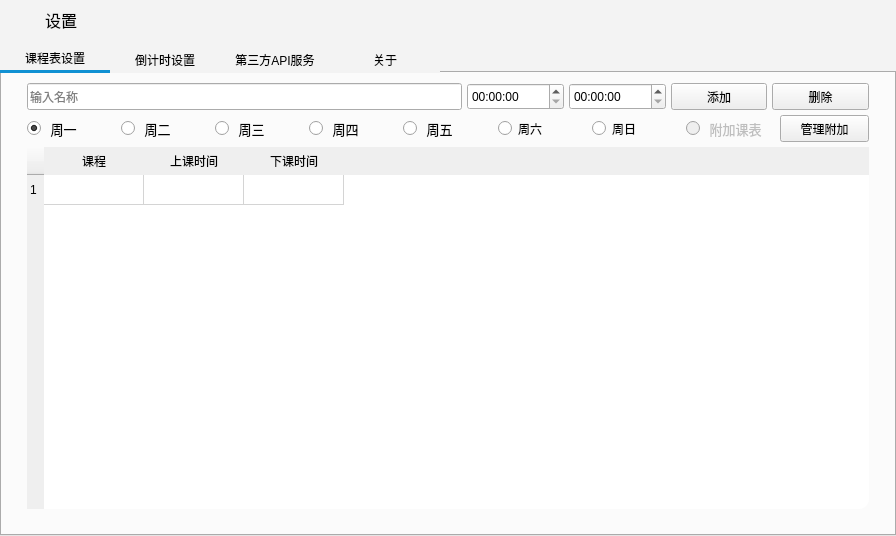
Above: src/TableEditWidget/TableEditWidget.ui from Aero8m/ClassTopLand before the change. Below: the same form after it.
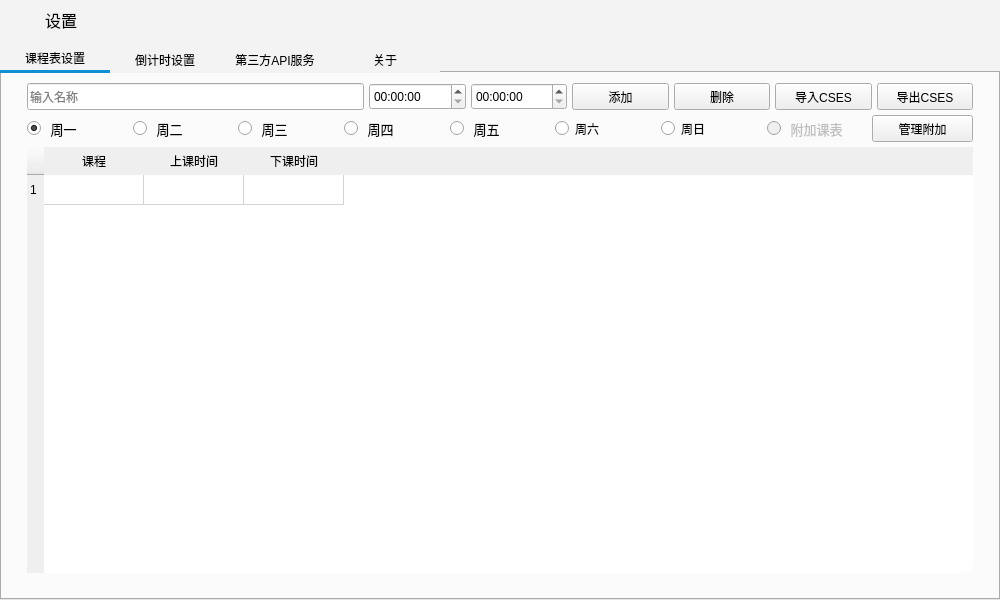
That is the form after the change. Icons and pictures are not drawn. Custom widgets are drawn as their Qt base class.

Commit message: 添加对CSES课表的导入导出支持

The edit to the form file:
```diff
--- a/src/TableEditWidget/TableEditWidget.ui
+++ b/src/TableEditWidget/TableEditWidget.ui
@@ -6,8 +6,8 @@
    <rect>
     <x>0</x>
     <y>0</y>
-    <width>896</width>
-    <height>536</height>
+    <width>1000</width>
+    <height>600</height>
    </rect>
   </property>
   <property name="windowTitle">
@@ -158,7 +158,7 @@
            <number>25</number>
           </property>
           <item>
-           <layout class="QHBoxLayout" name="horizontalLayout" stretch="9,2,2,2,2">
+           <layout class="QHBoxLayout" name="horizontalLayout" stretch="7,2,2,2,2,2,2">
             <item>
              <widget class="QLineEdit" name="lineEdit">
               <property name="minimumSize">
@@ -242,6 +242,32 @@
               </property>
              </widget>
             </item>
+            <item>
+             <widget class="QPushButton" name="importCSES">
+              <property name="minimumSize">
+               <size>
+                <width>0</width>
+                <height>27</height>
+               </size>
+              </property>
+              <property name="text">
+               <string>导入CSES</string>
+              </property>
+             </widget>
+            </item>
+            <item>
+             <widget class="QPushButton" name="outputCSES">
+              <property name="minimumSize">
+               <size>
+                <width>0</width>
+                <height>27</height>
+               </size>
+              </property>
+              <property name="text">
+               <string>导出CSES</string>
+              </property>
+             </widget>
+            </item>
            </layout>
           </item>
           <item>
```
The commit also changes 106 other files.
